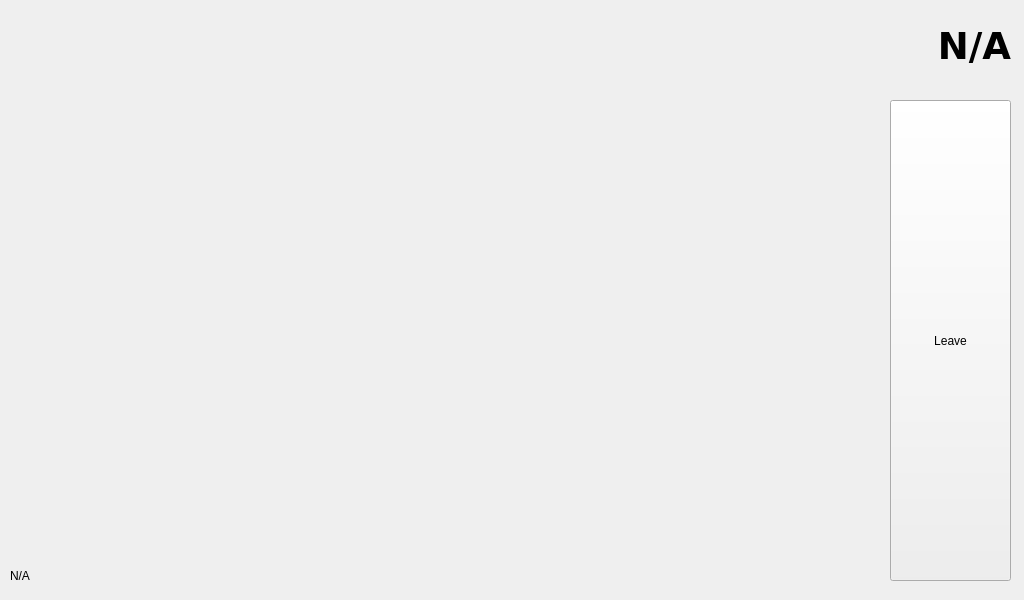
Above: ui/MainWindow.ui from maajus/namas_main before the change. Below: the same form after it.
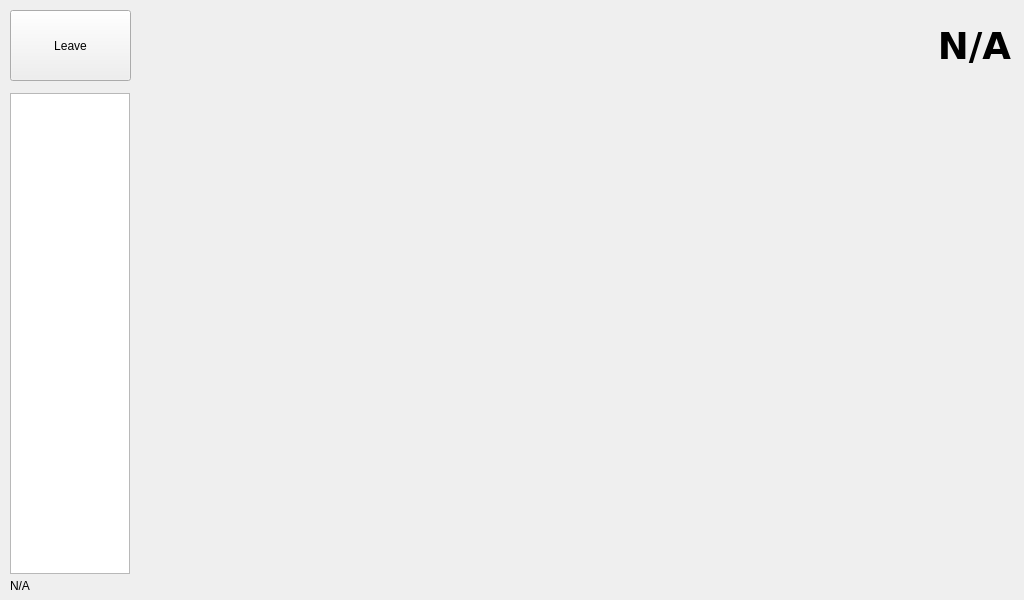
That is the form after the change. The open tabs and pages were chosen to show the change. Icons and pictures are not drawn. Custom widgets are drawn as their Qt base class.

The edit to the form file:
```diff
--- a/ui/MainWindow.ui
+++ b/ui/MainWindow.ui
@@ -10,6 +10,18 @@
     <height>600</height>
    </rect>
   </property>
+  <property name="minimumSize">
+   <size>
+    <width>1024</width>
+    <height>600</height>
+   </size>
+  </property>
+  <property name="maximumSize">
+   <size>
+    <width>1024</width>
+    <height>600</height>
+   </size>
+  </property>
   <property name="windowTitle">
    <string>MainWindow</string>
   </property>
@@ -17,10 +29,10 @@
    <widget class="QPushButton" name="leave_button">
     <property name="geometry">
      <rect>
-      <x>890</x>
-      <y>100</y>
+      <x>10</x>
+      <y>10</y>
       <width>121</width>
-      <height>481</height>
+      <height>71</height>
      </rect>
     </property>
     <property name="text">
@@ -31,7 +43,7 @@
     <property name="geometry">
      <rect>
       <x>10</x>
-      <y>560</y>
+      <y>570</y>
       <width>301</width>
       <height>31</height>
      </rect>
@@ -64,55 +76,181 @@
      <set>Qt::AlignRight|Qt::AlignTrailing|Qt::AlignVCenter</set>
     </property>
    </widget>
-   <widget class="info_widget" name="kitchen_info" native="true">
+   <widget class="QWidget" name="">
     <property name="geometry">
      <rect>
       <x>10</x>
-      <y>100</y>
-      <width>260</width>
-      <height>160</height>
+      <y>93</y>
+      <width>1011</width>
+      <height>481</height>
      </rect>
     </property>
-   </widget>
-   <widget class="info_widget" name="livingroom_info" native="true">
-    <property name="geometry">
-     <rect>
-      <x>300</x>
-      <y>100</y>
-      <width>260</width>
-      <height>160</height>
-     </rect>
-    </property>
-   </widget>
-   <widget class="info_widget" name="bedroom1_info" native="true">
-    <property name="geometry">
-     <rect>
-      <x>300</x>
-      <y>310</y>
-      <width>260</width>
-      <height>160</height>
-     </rect>
-    </property>
-   </widget>
-   <widget class="info_widget" name="bedroom2_info" native="true">
-    <property name="geometry">
-     <rect>
-      <x>590</x>
-      <y>310</y>
-      <width>260</width>
-      <height>160</height>
-     </rect>
-    </property>
-   </widget>
-   <widget class="info_widget" name="wc_info" native="true">
-    <property name="geometry">
-     <rect>
-      <x>590</x>
-      <y>100</y>
-      <width>260</width>
-      <height>160</height>
-     </rect>
-    </property>
+    <layout class="QHBoxLayout" name="horizontalLayout">
+     <item>
+      <widget class="QListWidget" name="side_menu">
+       <property name="maximumSize">
+        <size>
+         <width>120</width>
+         <height>16777215</height>
+        </size>
+       </property>
+       <property name="font">
+        <font>
+         <pointsize>12</pointsize>
+        </font>
+       </property>
+       <property name="spacing">
+        <number>5</number>
+       </property>
+       <item>
+        <property name="text">
+         <string/>
+        </property>
+        <property name="font">
+         <font>
+          <pointsize>16</pointsize>
+         </font>
+        </property>
+        <property name="icon">
+         <iconset resource="../resources/res.qrc">
+          <normaloff>:/icons/home1.png</normaloff>:/icons/home1.png</iconset>
+        </property>
+       </item>
+       <item>
+        <property name="text">
+         <string/>
+        </property>
+        <property name="icon">
+         <iconset resource="../resources/res.qrc">
+          <normaloff>:/icons/settings.png</normaloff>:/icons/settings.png</iconset>
+        </property>
+       </item>
+       <item>
+        <property name="text">
+         <string/>
+        </property>
+        <property name="icon">
+         <iconset resource="../resources/res.qrc">
+          <normaloff>:/icons/play.png</normaloff>:/icons/play.png</iconset>
+        </property>
+       </item>
+       <item>
+        <property name="text">
+         <string/>
+        </property>
+        <property name="icon">
+         <iconset resource="../resources/res.qrc">
+          <normaloff>:/icons/home-security.png</normaloff>:/icons/home-security.png</iconset>
+        </property>
+       </item>
+      </widget>
+     </item>
+     <item>
+      <widget class="QStackedWidget" name="stack_widget">
+       <property name="currentIndex">
+        <number>3</number>
+       </property>
+       <widget class="QWidget" name="page_3">
+        <widget class="info_widget" name="bedroom1_info" native="true">
+         <property name="geometry">
+          <rect>
+           <x>290</x>
+           <y>220</y>
+           <width>260</width>
+           <height>160</height>
+          </rect>
+         </property>
+        </widget>
+        <widget class="info_widget" name="wc_info" native="true">
+         <property name="geometry">
+          <rect>
+           <x>580</x>
+           <y>10</y>
+           <width>260</width>
+           <height>160</height>
+          </rect>
+         </property>
+        </widget>
+        <widget class="info_widget" name="livingroom_info" native="true">
+         <property name="geometry">
+          <rect>
+           <x>290</x>
+           <y>10</y>
+           <width>260</width>
+           <height>160</height>
+          </rect>
+         </property>
+        </widget>
+        <widget class="info_widget" name="kitchen_info" native="true">
+         <property name="geometry">
+          <rect>
+           <x>0</x>
+           <y>10</y>
+           <width>260</width>
+           <height>160</height>
+          </rect>
+         </property>
+        </widget>
+        <widget class="info_widget" name="bedroom2_info" native="true">
+         <property name="geometry">
+          <rect>
+           <x>580</x>
+           <y>220</y>
+           <width>260</width>
+           <height>160</height>
+          </rect>
+         </property>
+        </widget>
+       </widget>
+       <widget class="QWidget" name="page_5">
+        <widget class="QLabel" name="label_2">
+         <property name="geometry">
+          <rect>
+           <x>60</x>
+           <y>50</y>
+           <width>151</width>
+           <height>51</height>
+          </rect>
+         </property>
+         <property name="text">
+          <string>Settings</string>
+         </property>
+        </widget>
+       </widget>
+       <widget class="QWidget" name="page">
+        <widget class="QLabel" name="label_3">
+         <property name="geometry">
+          <rect>
+           <x>50</x>
+           <y>60</y>
+           <width>171</width>
+           <height>51</height>
+          </rect>
+         </property>
+         <property name="text">
+          <string>Music</string>
+         </property>
+        </widget>
+       </widget>
+       <widget class="QWidget" name="page_2">
+        <widget class="QLabel" name="label_4">
+         <property name="geometry">
+          <rect>
+           <x>40</x>
+           <y>30</y>
+           <width>221</width>
+           <height>71</height>
+          </rect>
+         </property>
+         <property name="text">
+          <string>Security</string>
+         </property>
+        </widget>
+       </widget>
+       <widget class="QWidget" name="page_4"/>
+      </widget>
+     </item>
+    </layout>
    </widget>
   </widget>
  </widget>
```
Left out of the diff: 6 changed lines with no effect on the pictures.
